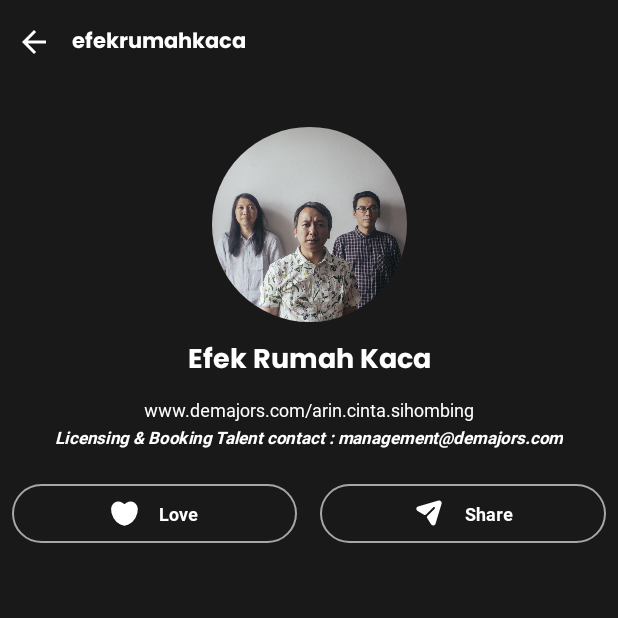
After one commit to andrea-akasia/demajors-android, an Android app: the ArtistDetailActivity screen opened directly, with no data from a screen before it, on a phone screen of 412 x 824 dp, the top half of it. The commit adds this screen. Run offline under Robolectric (Android 15) with nearby library versions, the phone set to English and light mode, and no system bars; our stand-ins replace CircleImageView, Dagger/Hilt's generated code, RxJava, sdp/ssp sizes.

Commit message:
wip artist page activity

```diff
--- a/app/src/main/AndroidManifest.xml
+++ b/app/src/main/AndroidManifest.xml
@@ -26,6 +26,7 @@
                 <category android:name="android.intent.category.LAUNCHER" />
             </intent-filter>
         </activity>
+        <activity android:name=".feature.myartist.ArtistDetailActivity" />
     </application>
 
 </manifest>
--- a/app/src/main/java/com/demajors/demajorsapp/di/modules/BuildersModule.kt
+++ b/app/src/main/java/com/demajors/demajorsapp/di/modules/BuildersModule.kt
@@ -6,9 +6,12 @@
 import dagger.android.ContributesAndroidInjector
 import com.demajors.demajorsapp.feature.login.LoginActivity
 import com.demajors.demajorsapp.feature.main.MainActivity
+import com.demajors.demajorsapp.feature.myartist.ArtistDetailActivity
 
 @Module
 abstract class BuildersModule {
+    @ContributesAndroidInjector(modules = [FragmentBuildersModule::class])
+    abstract fun bindArtistDetailActivity(): ArtistDetailActivity
 
     @ContributesAndroidInjector(modules = [FragmentBuildersModule::class])
     abstract fun bindMainActivity(): MainActivity
--- a/app/src/main/java/com/demajors/demajorsapp/di/modules/ViewModelModule.kt
+++ b/app/src/main/java/com/demajors/demajorsapp/di/modules/ViewModelModule.kt
@@ -14,10 +14,16 @@
 import com.demajors.demajorsapp.feature.home.HomeViewModel
 import com.demajors.demajorsapp.feature.login.LoginViewModel
 import com.demajors.demajorsapp.feature.main.MainViewModel
+import com.demajors.demajorsapp.feature.myartist.ArtistViewModel
 import com.demajors.demajorsapp.feature.profile.ProfileViewModel
 
 @Module
 abstract class ViewModelModule {
+
+    @Binds
+    @IntoMap
+    @ViewModelKey(ArtistViewModel::class)
+    abstract fun bindArtistViewModel(artistViewModel: ArtistViewModel): ViewModel
 
     @Binds
     @IntoMap
--- a/app/src/main/java/com/demajors/demajorsapp/feature/home/adapter/ArtistAdapter.kt
+++ b/app/src/main/java/com/demajors/demajorsapp/feature/home/adapter/ArtistAdapter.kt
@@ -1,9 +1,11 @@
 package com.demajors.demajorsapp.feature.home.adapter
 
+import android.content.Intent
 import android.view.LayoutInflater
 import android.view.ViewGroup
 import androidx.recyclerview.widget.RecyclerView
 import com.demajors.demajorsapp.databinding.ViewItemArtistBinding
+import com.demajors.demajorsapp.feature.myartist.ArtistDetailActivity
 import com.demajors.demajorsapp.model.home.ArtistItem
 
 class ArtistAdapter(val data: MutableList<ArtistItem>) : RecyclerView.Adapter<ArtistAdapter.ArtistHolder>() {
@@ -19,6 +21,14 @@
 
     override fun onBindViewHolder(holder: ArtistHolder, position: Int) {
         with(holder) {
+            itemView.setOnClickListener {
+                itemView.context.startActivity(
+                    Intent(
+                        itemView.context,
+                        ArtistDetailActivity::class.java
+                    )
+                )
+            }
         }
     }
 
--- a/app/src/main/java/com/demajors/demajorsapp/feature/login/LoginActivity.kt
+++ b/app/src/main/java/com/demajors/demajorsapp/feature/login/LoginActivity.kt
@@ -20,6 +20,5 @@
         window.clearFlags(WindowManager.LayoutParams.FLAG_TRANSLUCENT_STATUS)
         window.addFlags(WindowManager.LayoutParams.FLAG_DRAWS_SYSTEM_BAR_BACKGROUNDS)
         window.statusBarColor = ContextCompat.getColor(this, R.color.colorPrimary)
-
     }
 }
--- a/app/src/main/java/com/demajors/demajorsapp/feature/main/MainActivity.kt
+++ b/app/src/main/java/com/demajors/demajorsapp/feature/main/MainActivity.kt
@@ -13,7 +13,6 @@
 
 import android.view.WindowManager
 import com.demajors.demajorsapp.R
-
 
 class MainActivity : BaseActivity<MainViewModel>(), HasAndroidInjector {
 
--- /dev/null
+++ b/app/src/main/java/com/demajors/demajorsapp/feature/myartist/ArtistDetailActivity.kt
@@ -0,0 +1,35 @@
+package com.demajors.demajorsapp.feature.myartist
+
+import android.os.Bundle
+import android.view.WindowManager
+import androidx.core.content.ContextCompat
+import com.demajors.demajorsapp.R
+import com.demajors.demajorsapp.base.BaseActivity
+import com.demajors.demajorsapp.databinding.ActivityArtistDetailBinding
+import dagger.android.AndroidInjector
+import dagger.android.DispatchingAndroidInjector
+import dagger.android.HasAndroidInjector
+import javax.inject.Inject
+
+class ArtistDetailActivity : BaseActivity<ArtistViewModel>(), HasAndroidInjector {
+
+    override val viewModelClass: Class<ArtistViewModel> = ArtistViewModel::class.java
+    private lateinit var binding: ActivityArtistDetailBinding
+
+    @Inject
+    lateinit var androidInjector: DispatchingAndroidInjector<Any>
+
+    override fun onCreate(savedInstanceState: Bundle?) {
+        super.onCreate(savedInstanceState)
+        binding = ActivityArtistDetailBinding.inflate(layoutInflater)
+        setContentView(binding.root)
+
+        window.clearFlags(WindowManager.LayoutParams.FLAG_TRANSLUCENT_STATUS)
+        window.addFlags(WindowManager.LayoutParams.FLAG_DRAWS_SYSTEM_BAR_BACKGROUNDS)
+        window.statusBarColor = ContextCompat.getColor(this, R.color.colorPrimary)
+
+        binding.actionBack.setOnClickListener { onBackPressed() }
+    }
+
+    override fun androidInjector(): AndroidInjector<Any> = androidInjector
+}
--- /dev/null
+++ b/app/src/main/java/com/demajors/demajorsapp/feature/myartist/ArtistViewModel.kt
@@ -0,0 +1,14 @@
+package com.demajors.demajorsapp.feature.myartist
+
+import android.annotation.SuppressLint
+import androidx.lifecycle.MutableLiveData
+import com.demajors.demajorsapp.base.BaseViewModel
+import com.demajors.demajorsapp.data.DataManager
+import javax.inject.Inject
+
+@SuppressLint("CheckResult")
+class ArtistViewModel
+@Inject constructor(private val dataManager: DataManager) : BaseViewModel() {
+
+    internal var warningMessage = MutableLiveData<String>()
+}
--- /dev/null
+++ b/app/src/main/res/drawable/background_button_outline.xml
@@ -0,0 +1,8 @@
+<?xml version="1.0" encoding="utf-8"?>
+<shape xmlns:android="http://schemas.android.com/apk/res/android">
+    <stroke
+        android:width="1dp"
+        android:color="#A7A7A7" />
+    <corners android:radius="100dp" />
+    <solid android:color="@android:color/transparent" />
+</shape>
--- /dev/null
+++ b/app/src/main/res/drawable/ic_arrow_back.xml
@@ -0,0 +1,5 @@
+<vector android:autoMirrored="true" android:height="24dp"
+    android:tint="#FFFFFF" android:viewportHeight="24"
+    android:viewportWidth="24" android:width="24dp" xmlns:android="http://schemas.android.com/apk/res/android">
+    <path android:fillColor="@android:color/white" android:pathData="M20,11H7.83l5.59,-5.59L12,4l-8,8 8,8 1.41,-1.41L7.83,13H20v-2z"/>
+</vector>
--- /dev/null
+++ b/app/src/main/res/drawable/ic_love.xml
@@ -0,0 +1,26 @@
+<vector xmlns:android="http://schemas.android.com/apk/res/android"
+    android:width="19dp"
+    android:height="18dp"
+    android:viewportWidth="19"
+    android:viewportHeight="18">
+  <path
+      android:pathData="M11.5687,6.5627C13.6398,10.1498 13.4285,14.1492 11.0968,15.4954C8.7652,16.8415 5.196,15.0248 3.125,11.4377C1.0539,7.8505 1.2652,3.8512 3.5968,2.505C5.9285,1.1588 9.4977,2.9755 11.5687,6.5627Z"
+      android:fillColor="#ffffff"/>
+  <path
+      android:pathData="M7.3468,6.5627C5.2757,10.1498 5.487,14.1492 7.8186,15.4954C10.1503,16.8415 13.7194,15.0248 15.7905,11.4377C17.8616,7.8505 17.6503,3.8512 15.3186,2.505C12.987,1.1588 9.4178,2.9755 7.3468,6.5627Z"
+      android:fillColor="#ffffff"/>
+  <path
+      android:pathData="M11.5687,6.5627C13.6398,10.1499 13.4285,14.1492 11.0968,15.4954C8.7652,16.8415 5.196,15.0248 3.125,11.4377C1.0539,7.8505 1.2652,3.8512 3.5968,2.505C5.9285,1.1588 9.4977,2.9755 11.5687,6.5627Z"
+      android:strokeLineJoin="round"
+      android:strokeWidth="2"
+      android:fillColor="#00000000"
+      android:strokeColor="#ffffff"
+      android:strokeLineCap="round"/>
+  <path
+      android:pathData="M7.3468,6.5627C5.2757,10.1499 5.487,14.1492 7.8186,15.4954C10.1503,16.8415 13.7194,15.0248 15.7905,11.4377C17.8616,7.8505 17.6503,3.8512 15.3186,2.505C12.987,1.1588 9.4178,2.9755 7.3468,6.5627Z"
+      android:strokeLineJoin="round"
+      android:strokeWidth="2"
+      android:fillColor="#00000000"
+      android:strokeColor="#ffffff"
+      android:strokeLineCap="round"/>
+</vector>
--- /dev/null
+++ b/app/src/main/res/drawable/ic_share.xml
@@ -0,0 +1,9 @@
+<vector xmlns:android="http://schemas.android.com/apk/res/android"
+    android:width="21dp"
+    android:height="20dp"
+    android:viewportWidth="21"
+    android:viewportHeight="20">
+  <path
+      android:pathData="M18.3628,2.1517C17.9459,1.7239 17.329,1.5645 16.7538,1.7323L3.34,5.633C2.733,5.8016 2.3029,6.2856 2.187,6.9005C2.0686,7.5263 2.4821,8.3207 3.0223,8.6529L7.2165,11.2308C7.6467,11.495 8.202,11.4287 8.5579,11.0697L13.3607,6.237C13.6025,5.9853 14.0027,5.9853 14.2444,6.237C14.4862,6.4803 14.4862,6.8745 14.2444,7.1262L9.4333,11.9597C9.0765,12.3179 9.0098,12.8758 9.2724,13.3086L11.8351,17.5449C12.1352,18.0482 12.6521,18.3334 13.219,18.3334C13.2857,18.3334 13.3607,18.3334 13.4274,18.325C14.0777,18.2411 14.5946,17.7965 14.7863,17.1674L18.7629,3.7707C18.938,3.2003 18.7796,2.5796 18.3628,2.1517"
+      android:fillColor="#ffffff"/>
+</vector>
--- /dev/null
+++ b/app/src/main/res/layout/activity_artist_detail.xml
@@ -0,0 +1,197 @@
+<?xml version="1.0" encoding="utf-8"?>
+<androidx.constraintlayout.widget.ConstraintLayout
+    xmlns:android="http://schemas.android.com/apk/res/android"
+    xmlns:app="http://schemas.android.com/apk/res-auto"
+    android:layout_width="match_parent"
+    android:layout_height="match_parent"
+    android:background="@color/colorPrimary"
+    android:fitsSystemWindows="true">
+
+    <androidx.constraintlayout.widget.ConstraintLayout
+        android:id="@+id/app_bar"
+        android:layout_width="match_parent"
+        android:layout_height="?attr/actionBarSize"
+        app:layout_constraintEnd_toEndOf="parent"
+        app:layout_constraintStart_toStartOf="parent"
+        app:layout_constraintTop_toTopOf="parent"
+        android:paddingStart="@dimen/_8sdp">
+
+        <ImageView
+            android:id="@+id/action_back"
+            android:layout_width="wrap_content"
+            android:layout_height="wrap_content"
+            app:layout_constraintBottom_toBottomOf="parent"
+            app:layout_constraintStart_toStartOf="parent"
+            app:layout_constraintTop_toTopOf="parent"
+            app:srcCompat="@drawable/ic_arrow_back" />
+
+        <TextView
+            android:id="@+id/title"
+            android:layout_width="wrap_content"
+            android:layout_height="wrap_content"
+            android:layout_marginStart="@dimen/_10sdp"
+            android:text="efekrumahkaca"
+            android:textColor="#FFFFFF"
+            android:fontFamily="@font/poppins_700"
+            android:textSize="14sp"
+            app:layout_constraintBottom_toBottomOf="@+id/action_back"
+            app:layout_constraintStart_toEndOf="@+id/action_back"
+            app:layout_constraintTop_toTopOf="@+id/action_back" />
+    </androidx.constraintlayout.widget.ConstraintLayout>
+
+    <androidx.core.widget.NestedScrollView
+        android:layout_width="0dp"
+        android:layout_height="0dp"
+        app:layout_constraintBottom_toBottomOf="parent"
+        app:layout_constraintEnd_toEndOf="parent"
+        app:layout_constraintStart_toStartOf="parent"
+        app:layout_constraintTop_toBottomOf="@+id/app_bar">
+
+        <LinearLayout
+            android:layout_width="match_parent"
+            android:layout_height="wrap_content"
+            android:orientation="vertical">
+
+            <androidx.constraintlayout.widget.ConstraintLayout
+                android:layout_marginTop="@dimen/_16sdp"
+                android:padding="@dimen/_6sdp"
+                android:layout_width="match_parent"
+                android:layout_height="match_parent">
+
+                <de.hdodenhof.circleimageview.CircleImageView
+                    android:id="@+id/img_artist"
+                    android:layout_width="@dimen/_100sdp"
+                    android:layout_height="@dimen/_100sdp"
+                    android:src="@drawable/sample_image_artist_1"
+                    app:layout_constraintEnd_toEndOf="parent"
+                    app:layout_constraintStart_toStartOf="parent"
+                    app:layout_constraintTop_toTopOf="parent" />
+
+                <TextView
+                    android:id="@+id/value_artist_name"
+                    android:layout_width="wrap_content"
+                    android:layout_height="wrap_content"
+                    android:layout_marginTop="@dimen/_8sdp"
+                    android:text="Efek Rumah Kaca"
+                    android:fontFamily="@font/poppins_700"
+                    android:textSize="18sp"
+                    android:textColor="#FFFFFF"
+                    app:layout_constraintEnd_toEndOf="parent"
+                    app:layout_constraintStart_toStartOf="parent"
+                    app:layout_constraintTop_toBottomOf="@+id/img_artist" />
+
+                <TextView
+                    android:id="@+id/value_link"
+                    android:layout_width="wrap_content"
+                    android:layout_height="wrap_content"
+                    android:layout_marginTop="@dimen/_6sdp"
+                    android:text="www.demajors.com/arin.cinta.sihombing"
+                    android:fontFamily="@font/roboto_400"
+                    android:textSize="12sp"
+                    android:textColor="#FFFFFF"
+                    app:layout_constraintEnd_toEndOf="parent"
+                    app:layout_constraintStart_toStartOf="parent"
+                    app:layout_constraintTop_toBottomOf="@+id/value_artist_name" />
+
+                <TextView
+                    android:id="@+id/value_desc"
+                    android:layout_width="wrap_content"
+                    android:layout_height="wrap_content"
+                    android:layout_marginTop="@dimen/_2sdp"
+                    android:text="Licensing &amp; Booking Talent contact : management@demajors.com"
+                    android:fontFamily="@font/roboto_700"
+                    android:textStyle="italic"
+                    android:textSize="11sp"
+                    android:textColor="#FFFFFF"
+                    app:layout_constraintEnd_toEndOf="parent"
+                    app:layout_constraintStart_toStartOf="parent"
+                    app:layout_constraintTop_toBottomOf="@+id/value_link" />
+
+                <LinearLayout
+                    android:layout_marginTop="@dimen/_18sdp"
+                    android:weightSum="1"
+                    android:layout_width="match_parent"
+                    android:layout_height="wrap_content"
+                    android:orientation="horizontal"
+                    app:layout_constraintEnd_toEndOf="parent"
+                    app:layout_constraintStart_toStartOf="parent"
+                    app:layout_constraintTop_toBottomOf="@+id/value_desc">
+
+                    <LinearLayout
+                        android:id="@+id/btn_love"
+                        android:orientation="horizontal"
+                        android:layout_width="0dp"
+                        android:layout_height="@dimen/_30sdp"
+                        android:layout_weight="0.48"
+                        android:background="@drawable/background_button_outline"
+                        android:padding="@dimen/_6sdp"
+                        android:gravity="center_horizontal">
+
+                        <ImageView
+                            android:layout_gravity="center_vertical"
+                            android:layout_width="wrap_content"
+                            android:layout_height="wrap_content"
+                            app:srcCompat="@drawable/ic_love"
+                            android:layout_marginEnd="@dimen/_6sdp"/>
+
+                        <TextView
+                            android:layout_marginStart="@dimen/_4sdp"
+                            android:layout_gravity="center_vertical"
+                            android:layout_width="wrap_content"
+                            android:layout_height="wrap_content"
+                            android:text="Love"
+                            android:fontFamily="@font/roboto_700"
+                            android:textSize="12sp"
+                            android:textColor="#FFFFFF"
+                            app:layout_constraintEnd_toEndOf="parent"
+                            app:layout_constraintStart_toStartOf="parent"
+                            app:layout_constraintTop_toBottomOf="@+id/img_artist" />
+
+                    </LinearLayout>
+
+                    <LinearLayout
+                        android:layout_width="0dp"
+                        android:layout_height="wrap_content"
+                        android:layout_weight="0.04"/>
+
+                    <LinearLayout
+                        android:id="@+id/btn_share"
+                        android:orientation="horizontal"
+                        android:layout_width="0dp"
+                        android:layout_height="@dimen/_30sdp"
+                        android:layout_weight="0.48"
+                        android:background="@drawable/background_button_outline"
+                        android:padding="@dimen/_6sdp"
+                        android:gravity="center_horizontal">
+
+                        <ImageView
+                            android:layout_gravity="center_vertical"
+                            android:layout_width="wrap_content"
+                            android:layout_height="wrap_content"
+                            app:srcCompat="@drawable/ic_share"
+                            android:layout_marginEnd="@dimen/_6sdp"/>
+
+                        <TextView
+                            android:layout_marginStart="@dimen/_4sdp"
+                            android:layout_gravity="center_vertical"
+                            android:layout_width="wrap_content"
+                            android:layout_height="wrap_content"
+                            android:text="Share"
+                            android:fontFamily="@font/roboto_700"
+                            android:textSize="12sp"
+                            android:textColor="#FFFFFF"
+                            app:layout_constraintEnd_toEndOf="parent"
+                            app:layout_constraintStart_toStartOf="parent"
+                            app:layout_constraintTop_toBottomOf="@+id/img_artist" />
+
+                    </LinearLayout>
+
+                </LinearLayout>
+
+            </androidx.constraintlayout.widget.ConstraintLayout>
+
+        </LinearLayout>
+
+    </androidx.core.widget.NestedScrollView>
+
+</androidx.constraintlayout.widget.ConstraintLayout>
```
